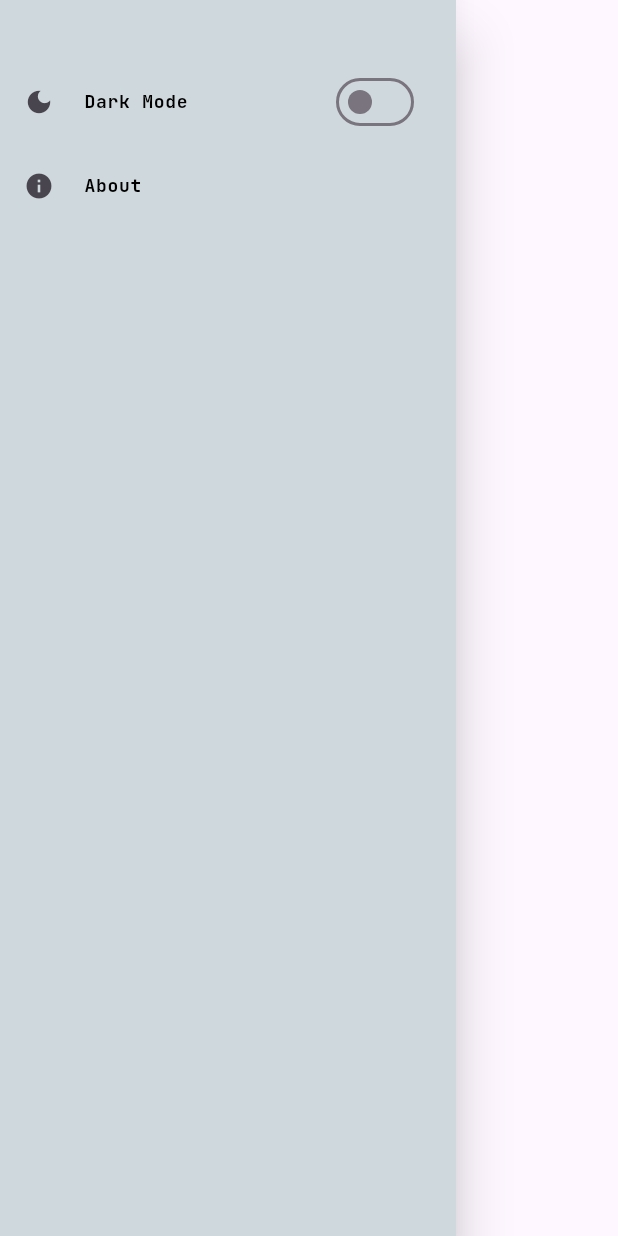
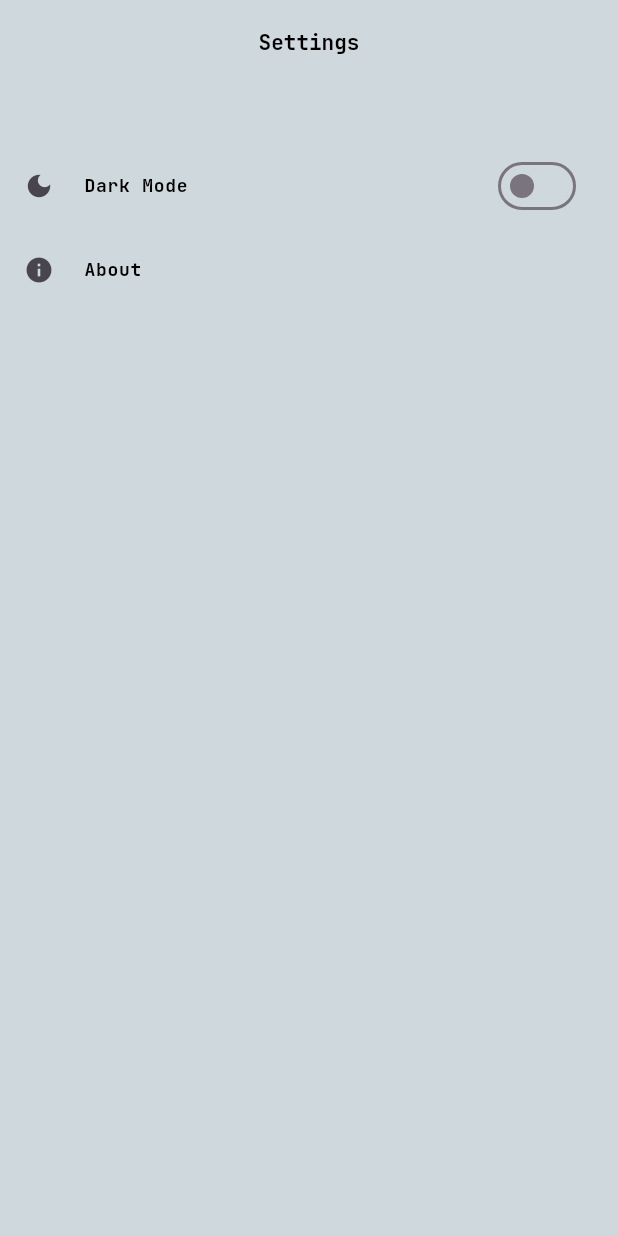
Before and after one commit to Victor-Zarzar/alcool_ou_gasolina, a Flutter app: the SettingsPage screen opened directly, on a phone screen of 412 x 824 dp. Run offline on Flutter 3.47's test engine with Material 3 defaults, Android fonts, the phone set to English and light mode, and no system bars; drawn by our look-alikes of getwidget; our stand-ins replace easy_localization, google_fonts, shared_preferences; accounts and stored records are empty.

Commit message:
Refactor pages

```diff
--- a/assets/translations/en-US.json
+++ b/assets/translations/en-US.json
@@ -27,7 +27,7 @@
     "perliters": "Per liters",
     "totalliters": "Total Liters:",
     "quantityofliters": "Quantity of liters:",
-    "fillinbothdetails": "Fill in both details.",
+    "pleasefillinallfields": "Please fill in all fields.",
     "datasavedsuccessfully": "Data saved successfully",
     "successfullydeleted": "Successfully deleted.",
     "save": "Save",
@@ -35,6 +35,7 @@
     "plate": "Plate",
     "carmodel": "Car Model",
     "year": "Year",
+    "nodatatodelete": "No data to delete.",
     "lastconsumption": "Last Consumption Km/l",
     "darkmode": "Dark Mode",
     "about": "About",
--- a/assets/translations/pt-BR.json
+++ b/assets/translations/pt-BR.json
@@ -27,7 +27,7 @@
     "perliters": "Por Litros",
     "totalliters": "Total de litros:",
     "quantityofliters": "Quantidade de litros:",
-    "fillinbothdetails": "Preencha ambos os dados.",
+    "pleasefillinallfields": "Por favor preencha todos os campos.",
     "datasavedsuccessfully": "Dados salvos com sucesso.",
     "successfullydeleted": "Deletado com sucesso.",
     "save": "Salvar",
@@ -35,10 +35,11 @@
     "plate": "Placa",
     "carmodel": "Modelo do Carro",
     "year": "Ano",
+    "nodatatodelete": "Não há dados para excluir.",
     "lastconsumption": "Último Consumo Km/l",
     "darkmode": "Modo Escuro",
     "about": "Sobre",
-    "description": "Este app foi desenvolvido para calcular qual combustível vale mais a pena, última média de consumo, e para registrar os dados do veículo.",
+    "description": "Este app foi desenvolvido para calcular qual combustível vale mais a pena, a última média de consumo, e para registrar os dados do veículo.",
     "alcoholresult": "Compensa usar Álcool!",
     "gasolineresult": "Compensa usar Gasolina!",
     "victorzarzar": "Desenvolvido por Victor Zarzar - www.victorzarzar.com.br"
--- a/lib/pages/HomePage/home_page.dart
+++ b/lib/pages/HomePage/home_page.dart
@@ -39,7 +39,7 @@ class _HomePageState extends State<HomePage> {
                     ? AppTheme.thirdColor
                     : AppTheme.primaryColor,
                 content: Text(
-                  'fillinbothdetails'.tr(),
+                  'pleasefillinallfields'.tr(),
                   style: GoogleFonts.jetBrainsMono(
                     textStyle: TextStyle(
                       fontSize: 12,
--- a/lib/pages/IntroPage/intro_page.dart
+++ b/lib/pages/IntroPage/intro_page.dart
@@ -171,11 +171,11 @@ class _IntroPageState extends State<IntroPage> {
               Expanded(
                 child: Container(
                   height: 300,
-                  width: 280,
+                  width: 350,
                   decoration: BoxDecoration(
                     borderRadius: BorderRadius.circular(0),
                     image: const DecorationImage(
-                      image: AssetImage('assets/fuel.png'),
+                      image: AssetImage('assets/gas.png'),
                       fit: BoxFit.contain,
                     ),
                   ),
--- a/lib/pages/LitersPage/liters_page.dart
+++ b/lib/pages/LitersPage/liters_page.dart
@@ -39,7 +39,7 @@ class _LitersPageState extends State<LitersPage> {
                     ? AppTheme.thirdColor
                     : AppTheme.primaryColor,
                 content: Text(
-                  'fillinbothdetails'.tr(),
+                  'pleasefillinallfields'.tr(),
                   style: GoogleFonts.jetBrainsMono(
                     textStyle: TextStyle(
                       fontSize: 12,
@@ -131,7 +131,7 @@ class _LitersPageState extends State<LitersPage> {
                 children: [
                   const SizedBox(height: 20),
                   Image.asset(
-                    "assets/gas.png",
+                    "assets/fuel.png",
                     height: 140,
                     width: 190,
                   ),
--- a/lib/pages/SettingsPage/settings_app.dart
+++ b/lib/pages/SettingsPage/settings_app.dart
@@ -21,8 +21,28 @@ class _SettingsPageState extends State<SettingsPage> {
     double myWidth = MediaQuery.of(context).size.width;
     return Consumer<UiProvider>(
       builder: (context, notifier, child) {
-        return GFDrawer(
-          color: notifier.isDark ? AppTheme.thirdColor : AppTheme.primaryColor,
+        return Scaffold(
+          appBar: GFAppBar(
+            backgroundColor:
+                notifier.isDark ? AppTheme.thirdColor : AppTheme.primaryColor,
+            automaticallyImplyLeading: false,
+            centerTitle: true,
+            title: Text(
+              'settings'.tr(),
+              style: GoogleFonts.jetBrainsMono(
+                textStyle: TextStyle(
+                  fontSize: 14,
+                  fontWeight: FontWeight.bold,
+                  color: notifier.isDark
+                      ? TextColor.secondaryColor
+                      : TextColor.primaryColor,
+                ),
+              ),
+            ),
+          ),
+          body: Container(
+            color:
+                notifier.isDark ? AppTheme.thirdColor : AppTheme.primaryColor,
             child: SizedBox(
               height: myHeight,
               width: myWidth,
@@ -85,6 +105,7 @@ class _SettingsPageState extends State<SettingsPage> {
                 ],
               ),
             ),
+          ),
         );
       },
     );
```
Also changed, not shown: lib/pages/ConsumptionPage/consumption_page.dart (+6 -4 lines), lib/pages/MyCar/mycar_app.dart (+110 -0 lines). Lines whose indentation alone changed are shown as unchanged.
